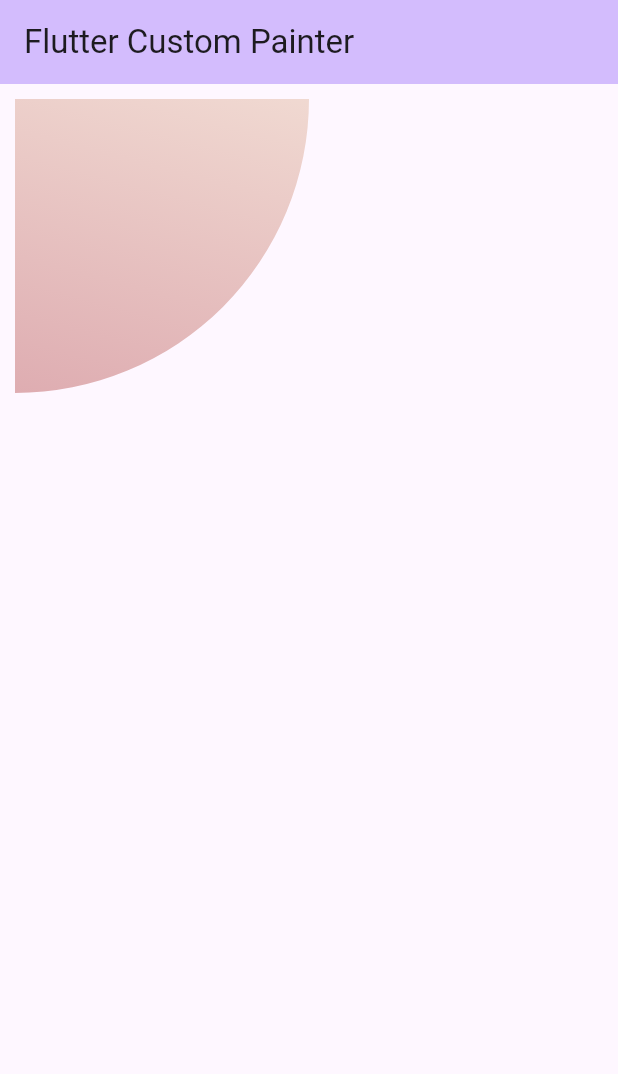
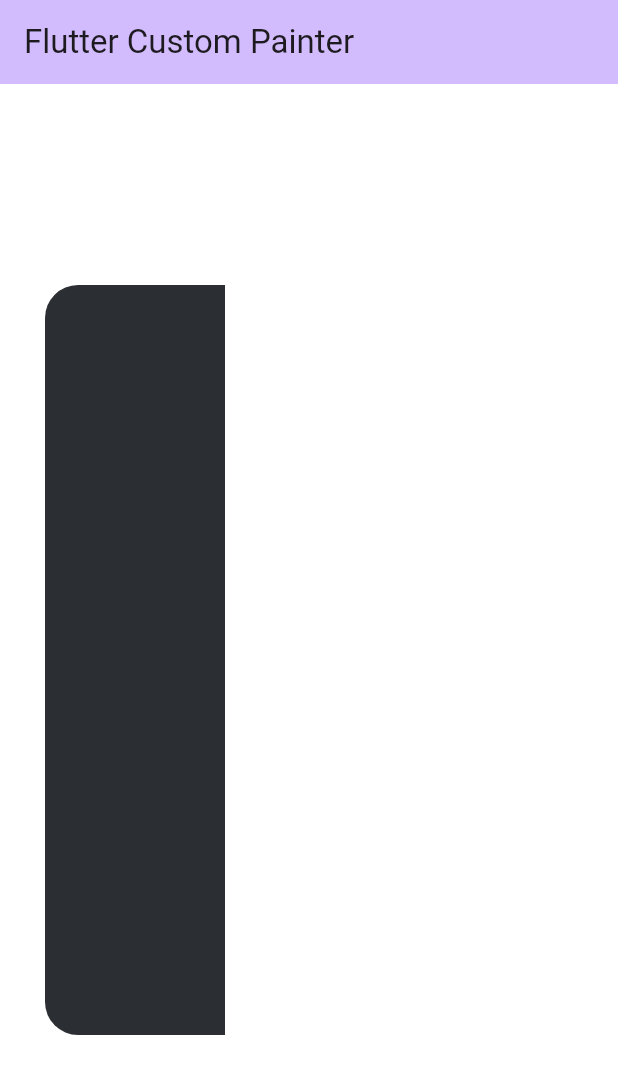
Before and after one commit to PranavMasekar/custom_painter, a Flutter app: the screen it shows after launch, on a phone screen of 412 x 824 dp. Shown: the top 1074 px of the screen. Run offline on Flutter 3.47's test engine with Material 2 defaults, Android fonts, the phone set to English and light mode, and no system bars.

```diff
--- a/lib/main.dart
+++ b/lib/main.dart
@@ -27,17 +27,31 @@ class MyCustomPainter extends StatelessWidget {
   @override
   Widget build(BuildContext context) {
     return Scaffold(
+      backgroundColor: Colors.white.withOpacity(0.85),
       appBar: AppBar(
         title: const Text("Flutter Custom Painter"),
         backgroundColor: Theme.of(context).colorScheme.inversePrimary,
       ),
-      body: Container(
-        width: MediaQuery.of(context).size.width,
-        height: MediaQuery.of(context).size.height,
-        padding: const EdgeInsets.all(10),
-        child: CustomPaint(
-          painter: QuadrantPainter(),
-        ),
+      body: Column(
+        mainAxisAlignment: MainAxisAlignment.center,
+        crossAxisAlignment: CrossAxisAlignment.center,
+        children: [
+          Container(
+            width: 300,
+            height: 500,
+            margin: const EdgeInsets.all(30),
+            decoration: BoxDecoration(
+              color: Colors.white,
+              borderRadius: BorderRadius.circular(22),
+            ),
+            child: ClipRRect(
+              borderRadius: BorderRadius.circular(22),
+              child: CustomPaint(
+                painter: TemplateSeven(),
+              ),
+            ),
+          ),
+        ],
       ),
     );
   }
--- a/lib/painters/painters.dart
+++ b/lib/painters/painters.dart
@@ -2,3 +2,4 @@ export 'eye_painter.dart';
 export 'invoice_pal_shape.dart';
 export 'path_painter.dart';
 export 'quadrant.dart';
+export 'templates/template_7.dart';
```
Also changed, not shown: lib/painters/templates/template_7.dart (added, +23 -0 lines).
